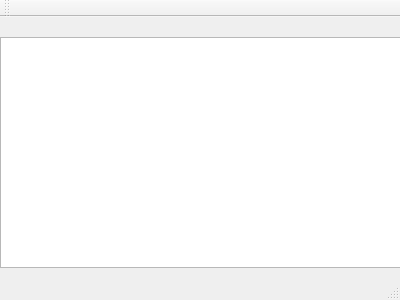
This is window.ui in pdwood/Peirce-Logic as Qt 5 draws it before an edit. The edited form follows.
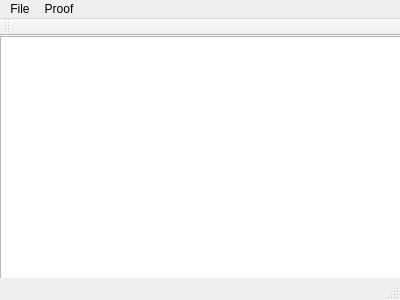
This is the edited form.

The edit to the form file:
```diff
--- a/window.ui
+++ b/window.ui
@@ -18,9 +18,9 @@
     <property name="geometry">
      <rect>
       <x>0</x>
-      <y>20</y>
+      <y>0</y>
       <width>401</width>
-      <height>231</height>
+      <height>251</height>
      </rect>
     </property>
     <property name="autoFillBackground">
@@ -37,6 +37,18 @@
      <height>21</height>
     </rect>
    </property>
+   <widget class="QMenu" name="menuFile">
+    <property name="title">
+     <string>File</string>
+    </property>
+   </widget>
+   <widget class="QMenu" name="menuProof">
+    <property name="title">
+     <string>Proof</string>
+    </property>
+   </widget>
+   <addaction name="menuFile"/>
+   <addaction name="menuProof"/>
   </widget>
   <widget class="QToolBar" name="mainToolBar">
    <attribute name="toolBarArea">
```
